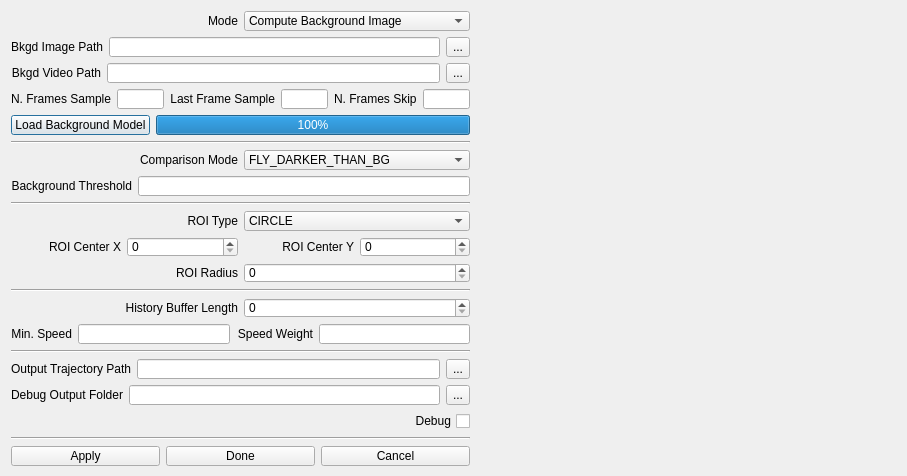
This is src/plugin/flytrack/flytrack_plugin.ui in hubbardp/BIASJAABA as Qt 5 draws it before an edit. The edited form follows.
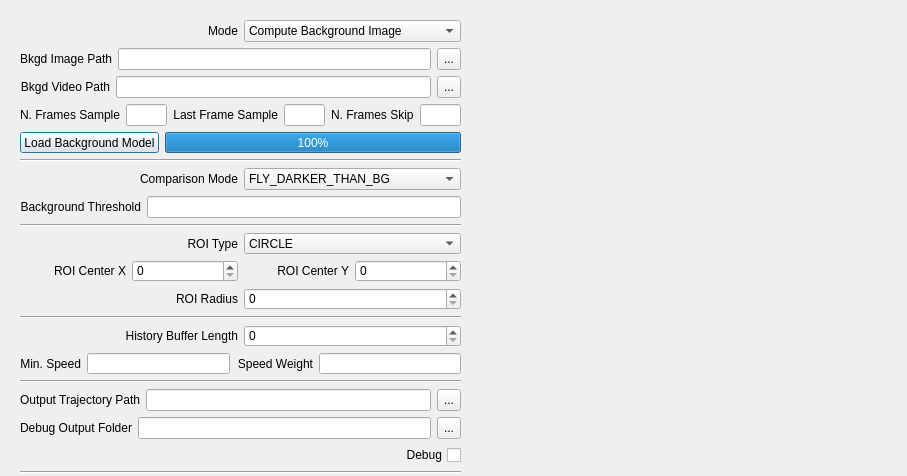
This is the edited form.

What changed in the file:
```diff
--- a/src/plugin/flytrack/flytrack_plugin.ui
+++ b/src/plugin/flytrack/flytrack_plugin.ui
@@ -32,14 +32,28 @@
       <enum>QLayout::SetNoConstraint</enum>
      </property>
      <item>
+      <widget class="QWidget" name="controlsWidget" native="true">
+       <property name="sizePolicy">
+        <sizepolicy hsizetype="Preferred" vsizetype="MinimumExpanding">
+         <horstretch>0</horstretch>
+         <verstretch>0</verstretch>
+        </sizepolicy>
+       </property>
+       <property name="minimumSize">
+        <size>
+         <width>400</width>
+         <height>500</height>
+        </size>
+       </property>
+       <property name="maximumSize">
+        <size>
+         <width>600</width>
+         <height>16777215</height>
+        </size>
+       </property>
+       <layout class="QVBoxLayout" name="verticalLayout_4">
+        <item>
       <layout class="QVBoxLayout" name="controlsVerticalLayout">
-       <property name="spacing">
-        <number>1</number>
-       </property>
-      </layout>
-     </item>
-     <item>
-      <layout class="QVBoxLayout" name="bgEstVerticalLayout">
        <item>
         <layout class="QHBoxLayout" name="horizontalLayout_4">
          <property name="sizeConstraint">
@@ -66,6 +80,12 @@
          </item>
          <item>
           <widget class="QComboBox" name="computeBgModeComboBox">
+              <property name="sizePolicy">
+               <sizepolicy hsizetype="Preferred" vsizetype="Preferred">
+                <horstretch>0</horstretch>
+                <verstretch>0</verstretch>
+               </sizepolicy>
+              </property>
            <item>
             <property name="text">
              <string>Compute Background Image</string>
@@ -221,7 +241,14 @@
           </widget>
          </item>
          <item>
-          <widget class="QLineEdit" name="nFramesSkipLineEdit"/>
+             <widget class="QLineEdit" name="nFramesSkipLineEdit">
+              <property name="sizePolicy">
+               <sizepolicy hsizetype="Expanding" vsizetype="Preferred">
+                <horstretch>0</horstretch>
+                <verstretch>0</verstretch>
+               </sizepolicy>
+              </property>
+             </widget>
          </item>
         </layout>
        </item>
@@ -723,6 +750,9 @@
         </layout>
        </item>
       </layout>
+        </item>
+       </layout>
+      </widget>
      </item>
      <item>
       <spacer name="horizontalSpacer">
```
Lines whose indentation alone changed are shown as unchanged.
